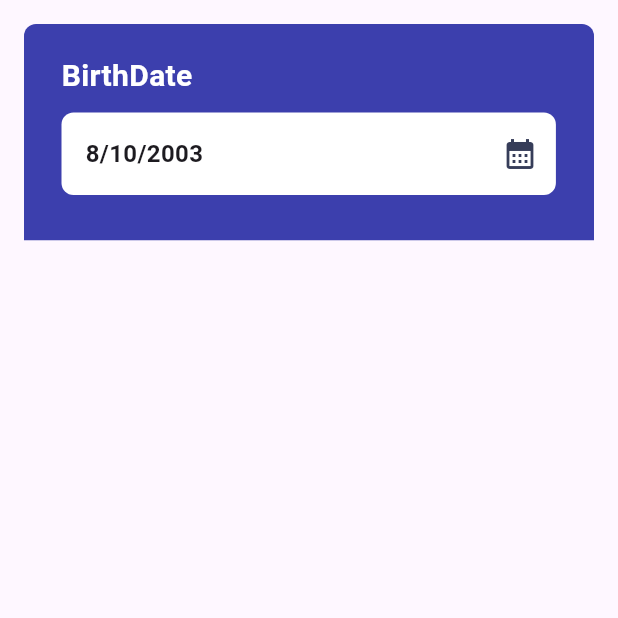
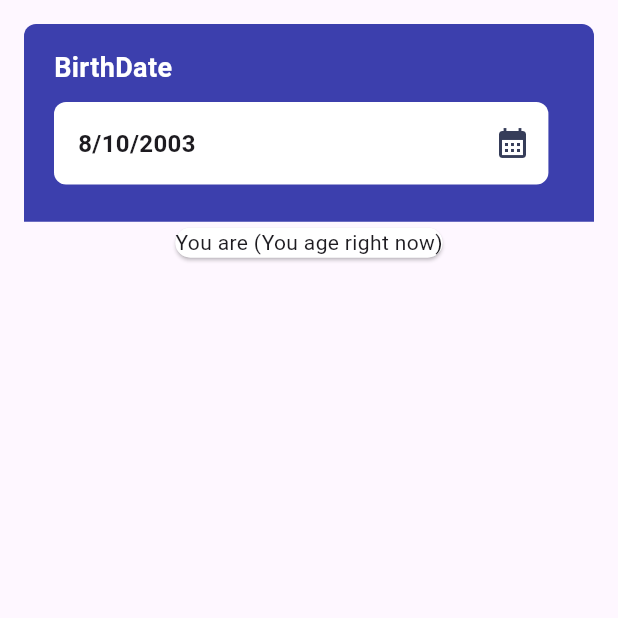
Before and after one commit to Ratndeep1999/age_calculator, a Flutter app: the screen it shows after launch, on a phone screen of 412 x 824 dp, the top half of it. Run offline on Flutter 3.47's test engine with Material 3 defaults, Android fonts, the phone set to English and light mode, and no system bars.

Commit message:
dashboard_screen.dart : Birthday section add

```diff
--- a/lib/dashboard_screen.dart
+++ b/lib/dashboard_screen.dart
@@ -18,7 +18,7 @@ class _DashboardScreenState extends State<DashboardScreen> {
             children: [
               /// Birthdate Section
               SizedBox(
-                height: MediaQuery.of(context).size.height * 0.175,
+                height: MediaQuery.of(context).size.height * 0.16,
                 width: MediaQuery.of(context).size.width,
                 child: DecoratedBox(
                   decoration: BoxDecoration(
@@ -29,16 +29,16 @@ class _DashboardScreenState extends State<DashboardScreen> {
                     ),
                   ),
                   child: Padding(
-                    padding: const EdgeInsets.only(top: 20, left: 25),
+                    padding: const EdgeInsets.only(top: 16, left: 20),
                     child: Column(
                       crossAxisAlignment: CrossAxisAlignment.start,
                       children: [
                         Text(
                           'BirthDate',
                           style: TextStyle(
-                            fontSize: 20,
+                            fontSize: 18,
                             color: Colors.white,
-                            fontWeight: FontWeight.w700,
+                            fontWeight: FontWeight.w600,
                           ),
                         ),
                         SizedBox(height: 10),
@@ -85,6 +85,17 @@ class _DashboardScreenState extends State<DashboardScreen> {
                   ),
                 ),
               ),
+              ///
+              SizedBox(
+                child: Card(
+                  color: Color(0xFFffffff),
+                  child: Column(
+                    children: [
+                      Text('You are (You age right now)'),
+                    ],
+                  ),
+                ),
+              ),
             ],
           ),
         ),
```
